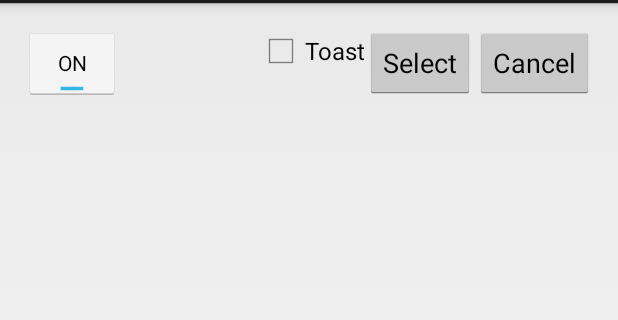
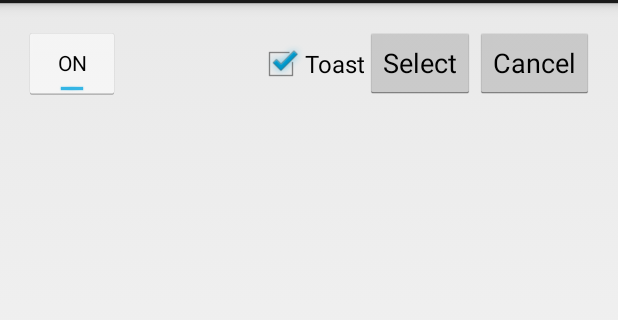
Before and after one commit to hashiz/wificonnect, an Android app: the EditActivity screen opened directly, with no data from a screen before it, on a phone screen of 412 x 824 dp, the part 69-389 px from its top. Run offline under Robolectric (Android 15) with nearby library versions, the phone set to English and light mode, and no system bars; 2 statements that could not run were skipped.

Commit message:
* add show toast checkbox

```diff
--- a/wificonnect/src/main/java/jp/meridiani/apps/wificonnect/Constants.java
+++ b/wificonnect/src/main/java/jp/meridiani/apps/wificonnect/Constants.java
@@ -3,6 +3,7 @@ package jp.meridiani.apps.wificonnect;
 public class Constants {
 	public static final String ACTION_TIMEOUT   = "jp.meridiani.apps.wificonnect.action.TIMEOUT";
     public static final String BUNDLE_AP_SSID   = "jp.meridiani.apps.wificonnect.extra.STRING_AP_SSID";
+	public static final String BUNDLE_SHOWTOAST = "jp.meridiani.apps.wificonnect.extra.BOOLEAN_SHOWTOAST";
 	public static final String BUNDLE_SSID      = "jp.meridiani.apps.wificonnect.extra.STRING_SSID";
 	public static final String BUNDLE_NETWORKID = "jp.meridiani.apps.wificonnect.extra.INTEGER_NETWORKID";
 
--- a/wificonnect/src/main/java/jp/meridiani/apps/wificonnect/activity/EditActivity.java
+++ b/wificonnect/src/main/java/jp/meridiani/apps/wificonnect/activity/EditActivity.java
@@ -19,16 +19,20 @@ import android.widget.AdapterView.OnItemClickListener;
 import android.widget.AdapterView.OnItemSelectedListener;
 import android.widget.ArrayAdapter;
 import android.widget.Button;
+import android.widget.CheckBox;
 import android.widget.CompoundButton;
 import android.widget.CompoundButton.OnCheckedChangeListener;
 import android.widget.ListView;
 import android.widget.ToggleButton;
 
-public class EditActivity extends Activity implements OnItemSelectedListener, OnItemClickListener {
+public class EditActivity extends Activity {
+	private static final String SAVE_SELECTED_SSID = "save_selected_ssid";
+	private static final String SAVE_SHOW_TOAST = "save_show_toast";
 
 	private String mSelectedSSID;
 	private ListView mWifiListView;
 	private ToggleButton mWifiButton;
+	private CheckBox mShowToastCheckbox;
 	private Button mSelectButton;
 	private Button mCancelButton;
 	private boolean mCanceled;
@@ -39,6 +43,10 @@ public class EditActivity extends Activity implements OnItemSelectedListener, On
 	protected void onCreate(Bundle savedInstanceState) {
 		super.onCreate(savedInstanceState);
 
+		mSelectedSSID = null;
+		boolean showToast = true;
+
+		if (savedInstanceState == null) {
 			// receive intent and extra data
 			Intent intent = getIntent();
 			if (!com.twofortyfouram.locale.api.Intent.ACTION_EDIT_SETTING.equals(intent.getAction())) {
@@ -48,13 +56,18 @@ public class EditActivity extends Activity implements OnItemSelectedListener, On
 
 			Bundle bundle = getIntent().getBundleExtra(com.twofortyfouram.locale.api.Intent.EXTRA_BUNDLE);
 
-		mSelectedSSID = null;
 			if (bundle != null) {
 				mSelectedSSID = bundle.getString(Constants.BUNDLE_AP_SSID);
+				showToast = bundle.getBoolean(Constants.BUNDLE_SHOWTOAST, true);
 			}
-		if (mSelectedSSID == null) {
+		}
+		else {
+			mSelectedSSID = savedInstanceState.getString(SAVE_SELECTED_SSID);
+			showToast = savedInstanceState.getBoolean(SAVE_SHOW_TOAST,true);
+		}
+		if (mSelectedSSID == null)
 			mSelectedSSID = "";
-		}
+
 
 		mCanceled = false;
 
@@ -62,6 +75,7 @@ public class EditActivity extends Activity implements OnItemSelectedListener, On
 		setContentView(R.layout.activity_edit);
 		mWifiListView = (ListView)findViewById(R.id.SSIDList);
 		mWifiButton = (ToggleButton)findViewById(R.id.wifi_button);
+		mShowToastCheckbox = (CheckBox)findViewById(R.id.showtoast);
 		mSelectButton = (Button)findViewById(R.id.select_button);
 		mCancelButton = (Button)findViewById(R.id.cancel_button);
 
@@ -76,17 +90,20 @@ public class EditActivity extends Activity implements OnItemSelectedListener, On
 		});
 
 		mWifiButton.setChecked(wifi.isWifiEnabled());
+		mShowToastCheckbox.setChecked(showToast);
 
 		mSelectButton.setOnClickListener(new OnClickListener() {
 			@Override
 			public void onClick(View v) {
-				onSelectClick((Button)v);
+				mCanceled = false;
+				finish();
 			}
 		});
 		mCancelButton.setOnClickListener(new OnClickListener() {
 			@Override
 			public void onClick(View v) {
-				onCancelClick((Button)v);
+				mCanceled = true;
+				finish();
 			}
 		});
 
@@ -102,42 +119,44 @@ public class EditActivity extends Activity implements OnItemSelectedListener, On
 				if (!WifiManager.WIFI_STATE_CHANGED_ACTION.equals(intent.getAction())) {
 					return;
 				}
-				onWifiStateChanged(intent);
+				int state = intent.getIntExtra(WifiManager.EXTRA_WIFI_STATE, WifiManager.WIFI_STATE_UNKNOWN);
+				switch (state) {
+					case WifiManager.WIFI_STATE_ENABLED:
+					case WifiManager.WIFI_STATE_DISABLED:
+						updateWifiList();
 				}
-
+			}
 		};
 
-		getApplicationContext().registerReceiver(mBroadcastReceiver,WIFI_STATE_CHANGED);
+		getApplicationContext().registerReceiver(mBroadcastReceiver, WIFI_STATE_CHANGED);
 
 		updateWifiList();
 
-	};
+	}
 
 	@Override
 	protected void onPause() {
 		super.onPause();
 
 		getApplicationContext().unregisterReceiver(mBroadcastReceiver);
-	};
+	}
+
+	@Override
+	protected void onSaveInstanceState(Bundle outState) {
+		super.onSaveInstanceState(outState);
+		outState.putString(SAVE_SELECTED_SSID, mSelectedSSID);
+		outState.putBoolean(SAVE_SHOW_TOAST, mShowToastCheckbox.isChecked());
+	}
 
 	@Override
     public void finish()
     {
-		int selPos = -1;
-		if (mWifiListView.getCount() > 0) {
-			selPos = mWifiListView.getCheckedItemPosition();
-		}
-		String ssid = null;
-		if (selPos >= 0) {
-			ssid = (String)mWifiListView.getAdapter().getItem(selPos);
-		}
-
         Intent resultIntent = new Intent();
-        if (! mCanceled && ssid != null && ssid.length() > 0) {
+        if (! mCanceled && mSelectedSSID != null && mSelectedSSID.length() > 0) {
             Bundle resultBundle = new Bundle();
-            resultBundle.putString(Constants.BUNDLE_AP_SSID, ssid);
-
-            resultIntent.putExtra(com.twofortyfouram.locale.api.Intent.EXTRA_STRING_BLURB, ssid);
+            resultBundle.putString(Constants.BUNDLE_AP_SSID, mSelectedSSID);
+			resultBundle.putBoolean(Constants.BUNDLE_SHOWTOAST, mShowToastCheckbox.isChecked());
+            resultIntent.putExtra(com.twofortyfouram.locale.api.Intent.EXTRA_STRING_BLURB, mSelectedSSID);
             resultIntent.putExtra(com.twofortyfouram.locale.api.Intent.EXTRA_BUNDLE, resultBundle);
 
             setResult(RESULT_OK, resultIntent);
@@ -148,17 +167,6 @@ public class EditActivity extends Activity implements OnItemSelectedListener, On
     	super.finish();
     }
 
-	@Override
-	public void onItemSelected(AdapterView<?> parent, View view, int position, long id) {
-	}
-
-	@Override
-	public void onNothingSelected(AdapterView<?> parent) {
-	}
-
-	@Override
-	public void onItemClick(AdapterView<?> parent, View view, int position, long id) {
-	}
 
 	private void setWifiEnable(boolean enabled) {
 		getWifiManager().setWifiEnabled(enabled);
@@ -195,26 +203,16 @@ public class EditActivity extends Activity implements OnItemSelectedListener, On
 		wifiListView.setAdapter(adapter);
 		wifiListView.setChoiceMode(ListView.CHOICE_MODE_SINGLE);
 		wifiListView.setItemChecked(selPos, true);
-		wifiListView.setOnItemSelectedListener(this);
-		wifiListView.setOnItemClickListener(this);
+		wifiListView.setOnItemSelectedListener(new OnItemSelectedListener() {
+			@Override
+			public void onItemSelected(AdapterView<?> parent, View view, int position, long id) {
+				mSelectedSSID = ((WifiConfiguration)parent.getAdapter().getItem(position)).SSID;
 			}
 
-	private void onSelectClick(Button b) {
-		mCanceled = false;
-		finish();
+			@Override
+			public void onNothingSelected(AdapterView<?> parent) {
+				mSelectedSSID = "";
 			}
-
-	private void onCancelClick(Button b) {
-		mCanceled = true;
-		finish();
-	}
-
-	private void onWifiStateChanged(Intent intent) {
-		int state = intent.getIntExtra(WifiManager.EXTRA_WIFI_STATE, WifiManager.WIFI_STATE_UNKNOWN);
-		switch (state) {
-		case WifiManager.WIFI_STATE_ENABLED:
-		case WifiManager.WIFI_STATE_DISABLED:
-			updateWifiList();
+		});
 	}
 }
-}
--- a/wificonnect/src/main/java/jp/meridiani/apps/wificonnect/receiver/TimeoutReceiver.java
+++ b/wificonnect/src/main/java/jp/meridiani/apps/wificonnect/receiver/TimeoutReceiver.java
@@ -24,6 +24,7 @@ public class TimeoutReceiver extends BroadcastReceiver {
     		return;
     	}
     	String desireSSID = intent.getStringExtra(Constants.BUNDLE_SSID);
+		boolean showToast = intent.getBooleanExtra(Constants.BUNDLE_SHOWTOAST, true);
     	if (desireSSID == null) return;
     	int desireNetworkId = intent.getIntExtra(Constants.BUNDLE_NETWORKID, -1);
     	if (desireNetworkId < 0) return;
@@ -32,7 +33,8 @@ public class TimeoutReceiver extends BroadcastReceiver {
     	WifiInfo info = wifi.getConnectionInfo();
     	if (info == null || info.getNetworkId() != desireNetworkId) {
 			Log.d(this.getClass().getName(), "Failed connect");
-    		Toast.makeText(context, context.getString(R.string.msg_failed_to_connect, desireSSID), Toast.LENGTH_LONG).show();
+    		if (showToast)
+				Toast.makeText(context, context.getString(R.string.msg_failed_to_connect, desireSSID), Toast.LENGTH_LONG).show();
     	}
     	enableNetworks(context);
 	}
--- a/wificonnect/src/main/res/layout/activity_edit.xml
+++ b/wificonnect/src/main/res/layout/activity_edit.xml
@@ -8,44 +8,53 @@
     android:paddingTop="@dimen/activity_vertical_margin"
     tools:context=".EditActivity" >
 
+    <LinearLayout
+        android:id="@+id/button_field"
+        android:orientation="horizontal"
+        android:layout_width="match_parent"
+        android:layout_height="wrap_content"
+        >
+
         <ToggleButton
             android:id="@+id/wifi_button"
             android:layout_width="wrap_content"
             android:layout_height="wrap_content"
-	    android:layout_alignParentTop="true"
-	    android:layout_alignParentLeft="true"
-	    android:text="@string/button_wifi" />
+            android:text="@string/button_wifi"
+            android:layout_weight="0"
+            android:layout_gravity="right" />
+
+        <LinearLayout
+            android:layout_weight="1"
+            android:layout_width="wrap_content"
+            android:layout_height="wrap_content" />
 
         <CheckBox
             android:id="@+id/showtoast"
             android:layout_width="wrap_content"
             android:layout_height="wrap_content"
-        android:text="@string/show_toast"
-        android:layout_alignParentLeft="false"
-        android:layout_toLeftOf="@+id/select_button"
-        />
+            android:layout_weight="0"
+            android:text="@string/show_toast" />
 
         <Button
             android:id="@+id/select_button"
             android:layout_width="wrap_content"
             android:layout_height="wrap_content"
-	    android:layout_alignParentTop="true"
-        android:layout_toLeftOf="@+id/cancel_button"
-	    android:text="@string/button_select" />
+            android:layout_weight="0"
+            android:text="@string/button_select"/>
 
         <Button
             android:id="@+id/cancel_button"
             android:layout_width="wrap_content"
             android:layout_height="wrap_content"
-	    android:layout_alignParentTop="true"
-        android:layout_alignParentRight="true"
-	    android:text="@string/button_cancel" />
+            android:layout_weight="0"
+            android:text="@string/button_cancel"/>
+    </LinearLayout>
 
     <ListView
         android:id="@+id/SSIDList"
         android:layout_width="fill_parent"
         android:layout_height="wrap_content"
-        android:layout_below="@+id/wifi_button"
+        android:layout_below="@+id/button_field"
         android:text="@string/ap_name" >
 
     </ListView>
```
Also changed, not shown: wificonnect/src/main/java/jp/meridiani/apps/wificonnect/receiver/FireReceiver.java (+16 -7 lines), 1 other file. Lines whose indentation alone changed are shown as unchanged.
